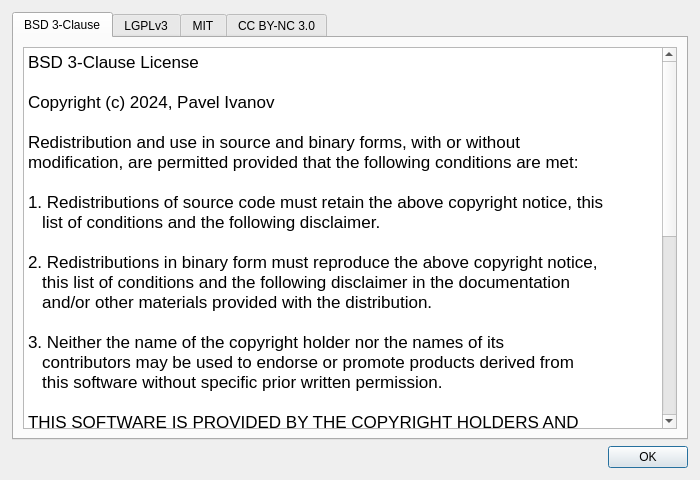
The window that sokketter-ui/sources/license_dialog.ui (morwy/sokketter) describes before a commit, drawn with Qt 5.
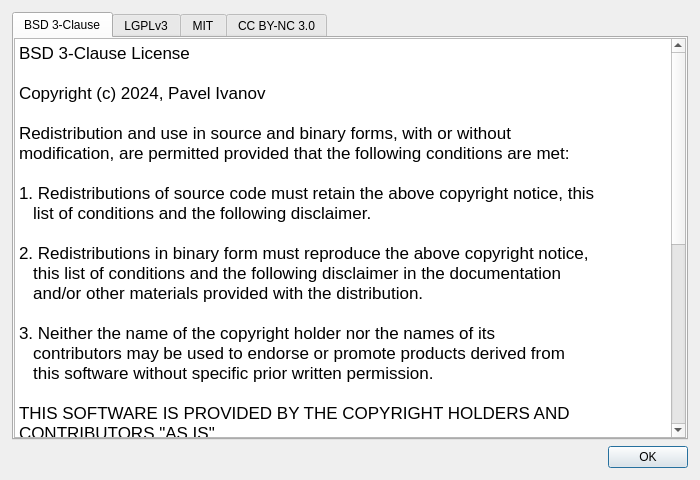
The same window after the commit.

Commit message: fix: fixed incorrect theme used on license information dialog on Windows (#8)

Diff of the .ui file:
```diff
--- a/sokketter-ui/sources/license_dialog.ui
+++ b/sokketter-ui/sources/license_dialog.ui
@@ -45,6 +45,18 @@
        <string>BSD 3-Clause</string>
       </attribute>
       <layout class="QVBoxLayout" name="verticalLayout_5">
+       <property name="leftMargin">
+        <number>0</number>
+       </property>
+       <property name="topMargin">
+        <number>0</number>
+       </property>
+       <property name="rightMargin">
+        <number>0</number>
+       </property>
+       <property name="bottomMargin">
+        <number>0</number>
+       </property>
        <item>
         <widget class="QTextBrowser" name="bsd_3_clause_text">
          <property name="html">
```
Left out of the diff: 33 changed lines with no effect on the pictures. The commit also changes 3 other files.
